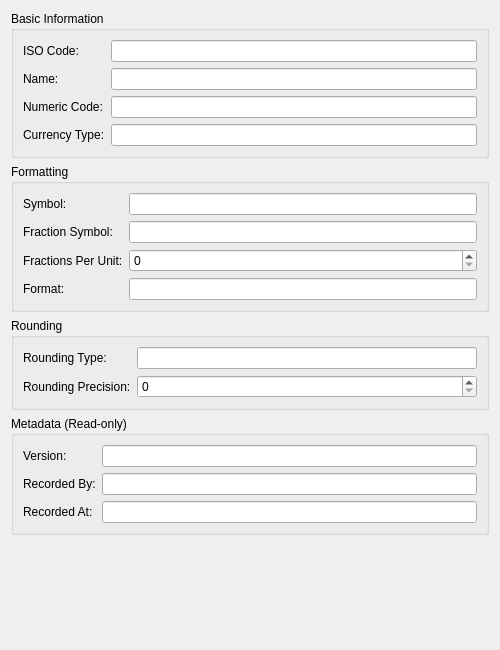
First picture: the form in projects/ores.qt/ui/CurrencyDetailDialog.ui, repository OreStudio/OreStudio, before the edit.
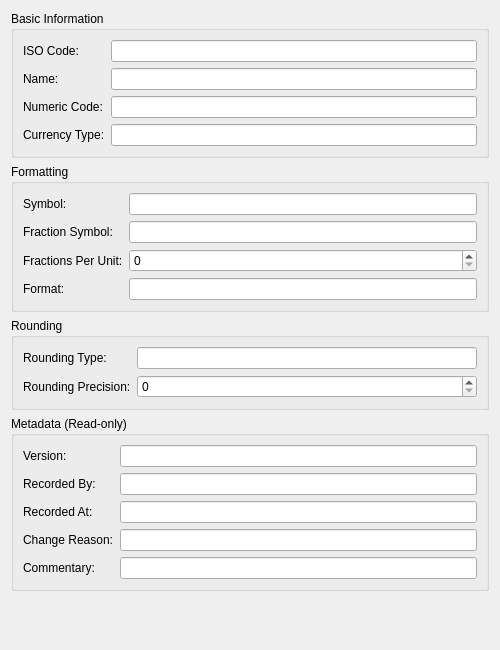
Second picture: the form after the edit.

Diff of the .ui file:
```diff
--- a/projects/ores.qt/ui/CurrencyDetailDialog.ui
+++ b/projects/ores.qt/ui/CurrencyDetailDialog.ui
@@ -210,6 +210,34 @@
         </property>
        </widget>
       </item>
+      <item row="3" column="0">
+       <widget class="QLabel" name="labelChangeReason">
+        <property name="text">
+         <string>Change Reason:</string>
+        </property>
+       </widget>
+      </item>
+      <item row="3" column="1">
+       <widget class="QLineEdit" name="changeReasonEdit">
+        <property name="readOnly">
+         <bool>true</bool>
+        </property>
+       </widget>
+      </item>
+      <item row="4" column="0">
+       <widget class="QLabel" name="labelCommentary">
+        <property name="text">
+         <string>Commentary:</string>
+        </property>
+       </widget>
+      </item>
+      <item row="4" column="1">
+       <widget class="QLineEdit" name="commentaryEdit">
+        <property name="readOnly">
+         <bool>true</bool>
+        </property>
+       </widget>
+      </item>
      </layout>
     </widget>
    </item>
```
